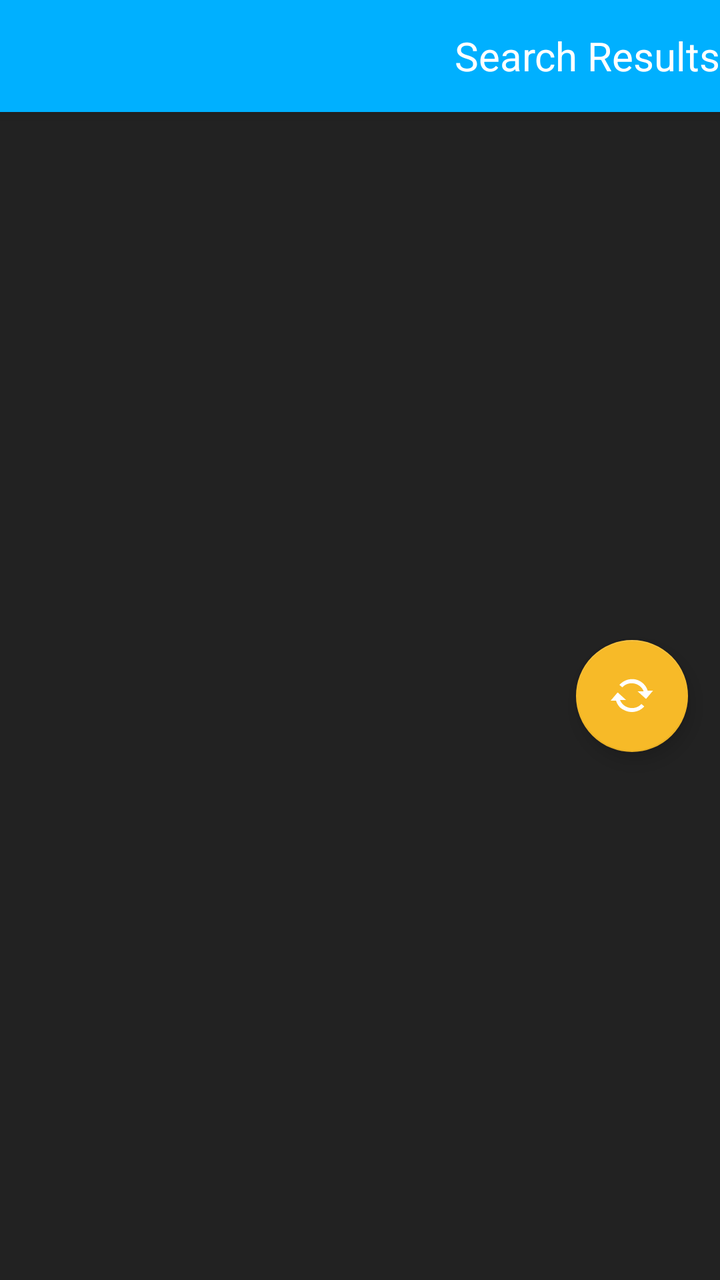
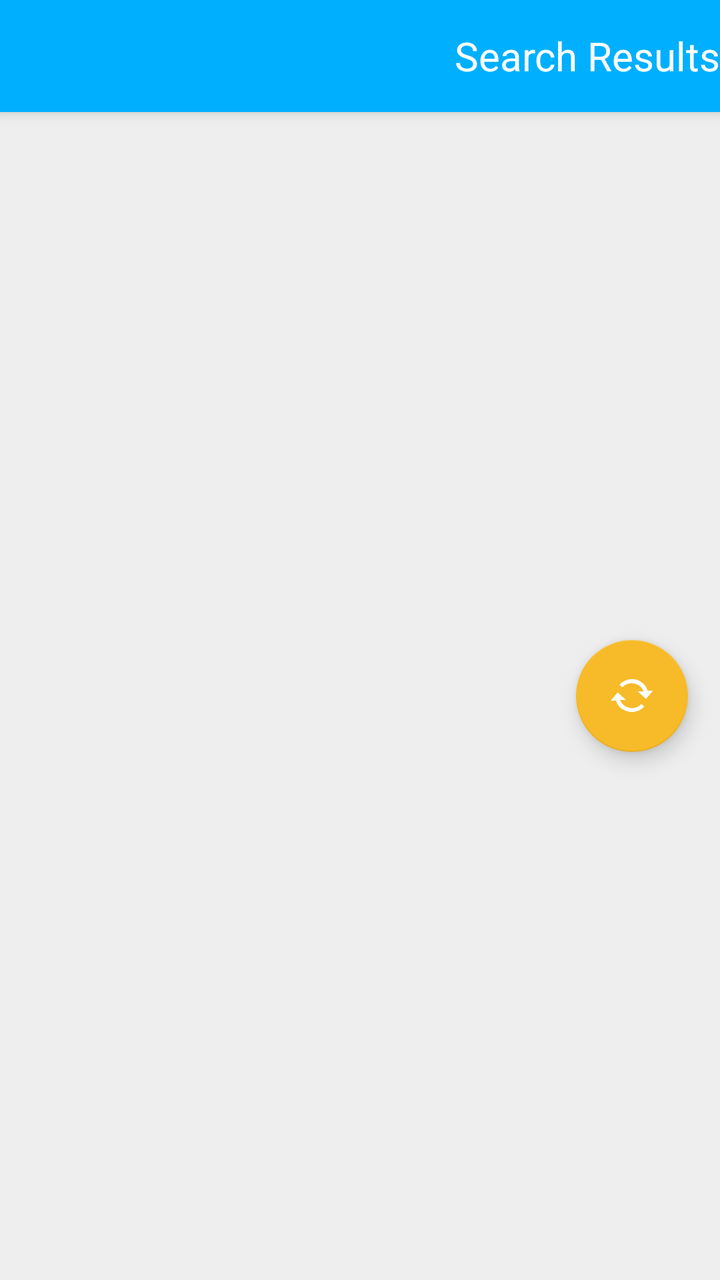

Before-and-after screenshots of an Android layout around one commit, followed by the original layout XML and the change that was made.
<!-- AndroidManifest.xml: activity theme AppTheme.NoActionBar -->
<!-- res/layout/activity_index.xml -->
<?xml version="1.0" encoding="utf-8"?>
<androidx.coordinatorlayout.widget.CoordinatorLayout
    xmlns:android="http://schemas.android.com/apk/res/android"
    xmlns:app="http://schemas.android.com/apk/res-auto"
    xmlns:tools="http://schemas.android.com/tools"
    android:layout_width="match_parent"
    android:layout_height="match_parent"
    android:fitsSystemWindows="true"
    tools:context=".view.IndexActivity">

    <com.google.android.material.appbar.AppBarLayout
        android:id="@+id/spawn_appbar"
        android:layout_width="match_parent"
        android:layout_height="wrap_content"
        android:theme="@style/AppTheme.AppBarOverlay">

        <androidx.appcompat.widget.Toolbar
            android:id="@+id/spawn_toolbar"
            android:layout_width="match_parent"
            android:layout_height="?attr/actionBarSize"
            app:popupTheme="@style/AppTheme.PopupOverlay">

            <TextView
                android:layout_width="match_parent"
                android:layout_height="match_parent"
                android:gravity="end|center_vertical"
                android:textSize="@dimen/text_size_paragraph_title"
                android:textColor="#fff"
                android:text="@string/title_activity_index"
                style="@style/AppTheme.AppBarOverlay"/>

        </androidx.appcompat.widget.Toolbar>

    </com.google.android.material.appbar.AppBarLayout>


    <FrameLayout
        android:layout_width="match_parent"
        android:layout_height="match_parent"
        app:layout_behavior="@string/appbar_scrolling_view_behavior">

        <LinearLayout
            android:layout_width="match_parent"
            android:layout_height="match_parent"
            android:orientation="horizontal">

            <FrameLayout
                android:id="@+id/spawn_list_container"
                android:layout_width="match_parent"
                android:layout_height="match_parent">


                <androidx.recyclerview.widget.RecyclerView
                    android:id="@+id/spawn_list"
                    android:layout_width="match_parent"
                    android:layout_height="match_parent"
                    android:background="@color/colorSlate"
                    app:layoutManager="androidx.recyclerview.widget.LinearLayoutManager"
                    tools:context=".view.IndexActivity"
                    tools:listitem="@layout/item_index"/>

                <ProgressBar
                    android:id="@+id/spawn_progress"
                    android:layout_width="80dp"
                    android:layout_height="80dp"
                    android:layout_gravity="center"
                    android:visibility="gone"/>

                <com.google.android.material.floatingactionbutton.FloatingActionButton
                    android:id="@+id/spawn_fab"
                    android:layout_width="wrap_content"
                    android:layout_height="wrap_content"
                    android:layout_gravity="center_vertical|end"
                    android:layout_marginEnd="@dimen/fab_margin"
                    android:backgroundTint="@color/colorAccent"
                    app:srcCompat="@drawable/action_sync"
                    android:contentDescription="@string/description_refresh_button"/>

            </FrameLayout>

            <FrameLayout
                android:id="@+id/spawn_item_container"
                android:layout_width="match_parent"
                android:layout_height="match_parent"
                android:visibility="gone"
                android:background="@color/colorNeutral"
                app:layout_behavior="@string/appbar_scrolling_view_behavior" />

        </LinearLayout>

    </FrameLayout>

</androidx.coordinatorlayout.widget.CoordinatorLayout>
<!-- res/layout/item_index.xml (included above) -->
<?xml version="1.0" encoding="utf-8"?>
<androidx.constraintlayout.widget.ConstraintLayout
    xmlns:android="http://schemas.android.com/apk/res/android"
    xmlns:app="http://schemas.android.com/apk/res-auto"
    android:id="@+id/spawn_item_view"
    android:layout_width="match_parent"
    android:layout_height="125dp"
    android:layout_margin="1dp"
    android:background="#fff">

    <TextView
        android:id="@+id/spawn_item_primary"
        android:layout_width="0dp"
        android:layout_height="55dp"
        android:layout_margin="4dp"
        android:ellipsize="end"
        android:scrollHorizontally="true"
        android:textAppearance="?attr/textAppearanceListItem"
        android:textSize="@dimen/text_size_paragraph_title"
        app:layout_constraintEnd_toEndOf="parent"
        app:layout_constraintHorizontal_bias="0.473"
        app:layout_constraintStart_toStartOf="parent"
        app:layout_constraintTop_toTopOf="parent" />

    <LinearLayout
        android:id="@+id/spawn_item_details"
        android:layout_width="0dp"
        android:layout_height="64dp"
        android:orientation="vertical"
        android:layout_margin="4dp"
        app:layout_constraintHorizontal_bias="1.0"
        app:layout_constraintEnd_toStartOf="@+id/relativeLayout"
        app:layout_constraintStart_toStartOf="parent"
        app:layout_constraintTop_toBottomOf="@+id/spawn_item_primary"
        app:layout_constraintBottom_toBottomOf="parent">

        <TextView
            android:id="@+id/spawn_item_secondary"
            android:layout_width="match_parent"
            android:layout_height="32dp"
            android:textAppearance="?attr/textAppearanceListItem" />

        <TextView
            android:id="@+id/spawn_item_tertiary"
            android:layout_width="match_parent"
            android:layout_height="32dp"
            android:textAppearance="?attr/textAppearanceListItem"/>

    </LinearLayout>

    <RelativeLayout
        android:id="@+id/relativeLayout"
        android:layout_width="77dp"
        android:layout_height="62dp"
        android:layout_margin="4dp"
        android:gravity="end"
        app:layout_constraintBottom_toBottomOf="parent"
        app:layout_constraintEnd_toEndOf="parent"
        app:layout_constraintHorizontal_bias="1.0"
        app:layout_constraintStart_toEndOf="@+id/spawn_item_details">

        <ImageView
            android:id="@+id/spawn_item_logo"
            android:layout_width="wrap_content"
            android:layout_height="300dp"
            android:adjustViewBounds="true"
            android:contentDescription="@string/description_charity_logo" />

    </RelativeLayout>

</androidx.constraintlayout.widget.ConstraintLayout>
<!-- resources referenced by this layout -->
<resources>
  <color name="colorAccent">#F7BA28</color>
  <color name="colorNeutral">#DDD</color>
  <color name="colorSlate">#222</color>
  <dimen name="fab_margin">16dp</dimen>
  <dimen name="text_size_paragraph_title">20sp</dimen>
  <!-- drawable action_sync: png bitmap (drawable-hdpi, 1012 bytes) -->
  <string name="description_charity_logo">This is the logo that corresponds to the listed charity</string>
  <string name="description_refresh_button">Press this button to refresh the list of charities</string>
  <string name="title_activity_index">Search Results</string>
  <style name="AppTheme.AppBarOverlay" parent="ThemeOverlay.AppCompat.Dark.ActionBar" />
  <style name="AppTheme.PopupOverlay" parent="@android:style/Widget.PopupMenu">
          <item name="android:background">@color/colorPrimary</item>
      </style>
  <style name="AppTheme.NoActionBar">
          <item name="windowActionBar">false</item>
          <item name="windowNoTitle">true</item>
      </style>
  <color name="colorPrimary">#00B0FF</color>
</resources>

<!-- the commit's change to res/layout/activity_index.xml (unified diff, before → after) -->
@@ -54,7 +54,7 @@
                     android:id="@+id/spawn_list"
                     android:layout_width="match_parent"
                     android:layout_height="match_parent"
-                    android:background="@color/colorSlate"
+                    android:background="@color/colorChalk"
                     app:layoutManager="androidx.recyclerview.widget.LinearLayoutManager"
                     tools:context=".view.IndexActivity"
                     tools:listitem="@layout/item_index"/>
@@ -99,7 +99,7 @@
     android:id="@+id/spawn_item_view"
     android:layout_width="match_parent"
     android:layout_height="125dp"
-    android:layout_margin="1dp"
+    android:layout_margin="2dp"
     android:background="#fff">
 
     <TextView
<!-- resource entries referenced after the edit -->
@@ -1,8 +1,8 @@
 <!-- resources referenced by this layout -->
 <resources>
   <color name="colorAccent">#F7BA28</color>
+  <color name="colorChalk">#EEE</color>
   <color name="colorNeutral">#DDD</color>
-  <color name="colorSlate">#222</color>
   <dimen name="fab_margin">16dp</dimen>
   <dimen name="text_size_paragraph_title">20sp</dimen>
   <!-- drawable action_sync: png bitmap (drawable-hdpi, 1012 bytes) -->
